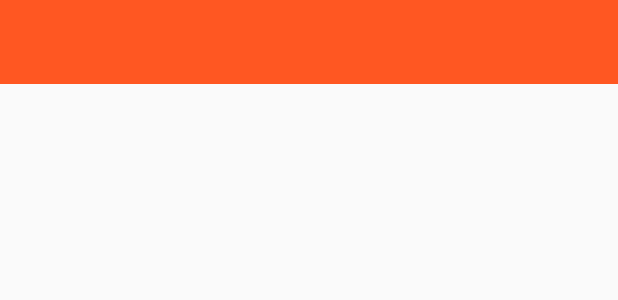
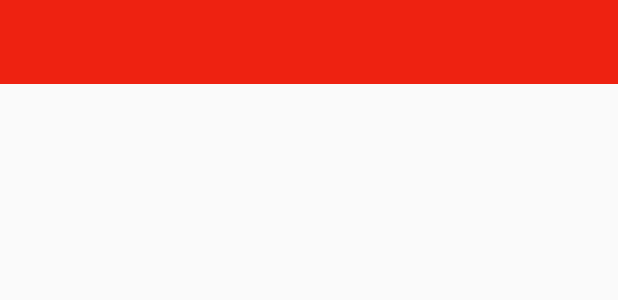
Before and after one commit to mehrabrym/Spyfall, an Android app: the layout tool_bar.xml on its own in the app's theme, with its tools: preview values and no code run, on a phone screen of 412 x 824 dp. Shown: the top 300 px of the screen. Run offline under Robolectric (Android 15) with nearby library versions, the phone set to English and light mode, and no system bars.

Commit message:
Added Dark color status bar. Red theme for now.

```diff
--- a/app/src/main/AndroidManifest.xml
+++ b/app/src/main/AndroidManifest.xml
@@ -6,7 +6,7 @@
         android:allowBackup="true"
         android:icon="@drawable/ic_launcher"
         android:label="@string/app_name"
-        android:theme="@style/AppTheme" >
+        android:theme="@style/AppThemeHomePage">
         <activity
             android:name=".MainActivity"
             android:label="@string/app_name" >
--- a/app/src/main/res/values/color.xml
+++ b/app/src/main/res/values/color.xml
@@ -1,7 +1,7 @@
 <?xml version="1.0" encoding="utf-8"?>
 <resources>
-    <color name="primary">#FF5722</color>
-    <color name="primary_dark">#E64A19</color>
+    <color name="primary">#ee2211</color>
+    <color name="primary_dark">#E30000</color>
     <color name="accent">#e30000</color>
 	<color name="tabsScrollColor">#ffffff</color>
 </resources>
--- a/app/src/main/res/values/styles.xml
+++ b/app/src/main/res/values/styles.xml
@@ -1,6 +1,9 @@
 <?xml version="1.0" encoding="utf-8"?>
 <resources>
-    <style name="AppTheme" parent="Theme.AppCompat.Light.NoActionBar">
+	<style name="AppTheme" parent="Theme.AppCompat.Light.DarkActionBar">
+        <!-- Customize your theme here. -->
+    </style>
+    <style name="AppThemeHomePage" parent="Theme.AppCompat.Light.NoActionBar">
 		<!-- Main theme colors -->
 		<!--   your app branding color for the app bar -->
 		<item name="android:colorPrimary">@color/primary</item>
```
Also changed, not shown: 139 other files.
